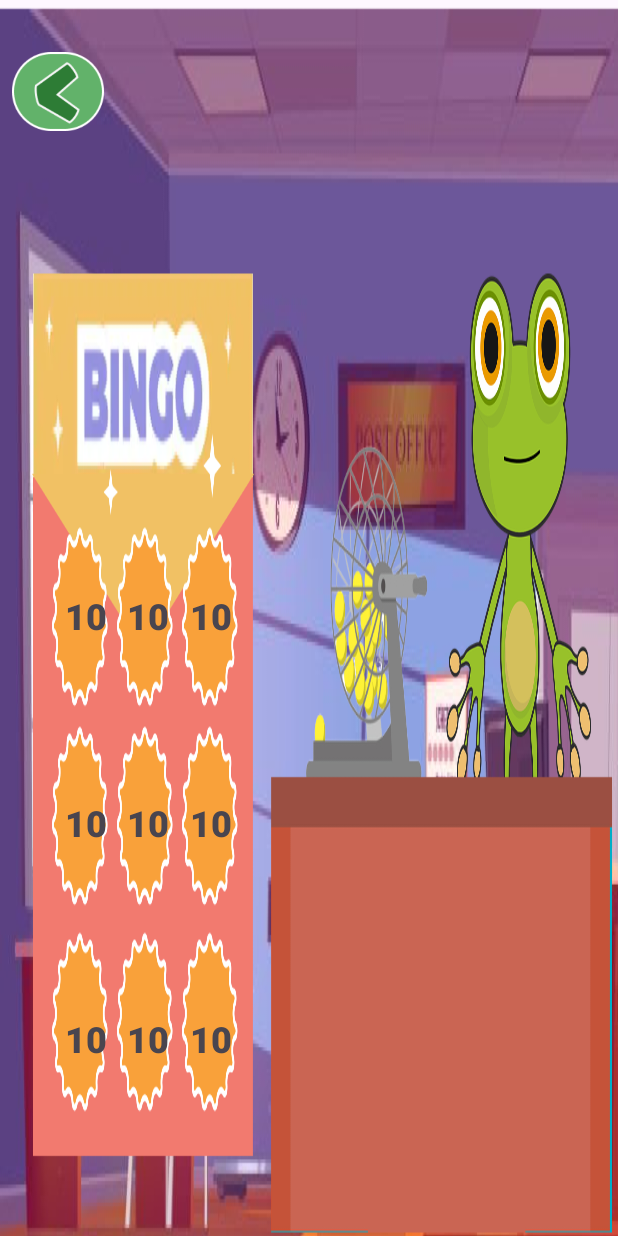
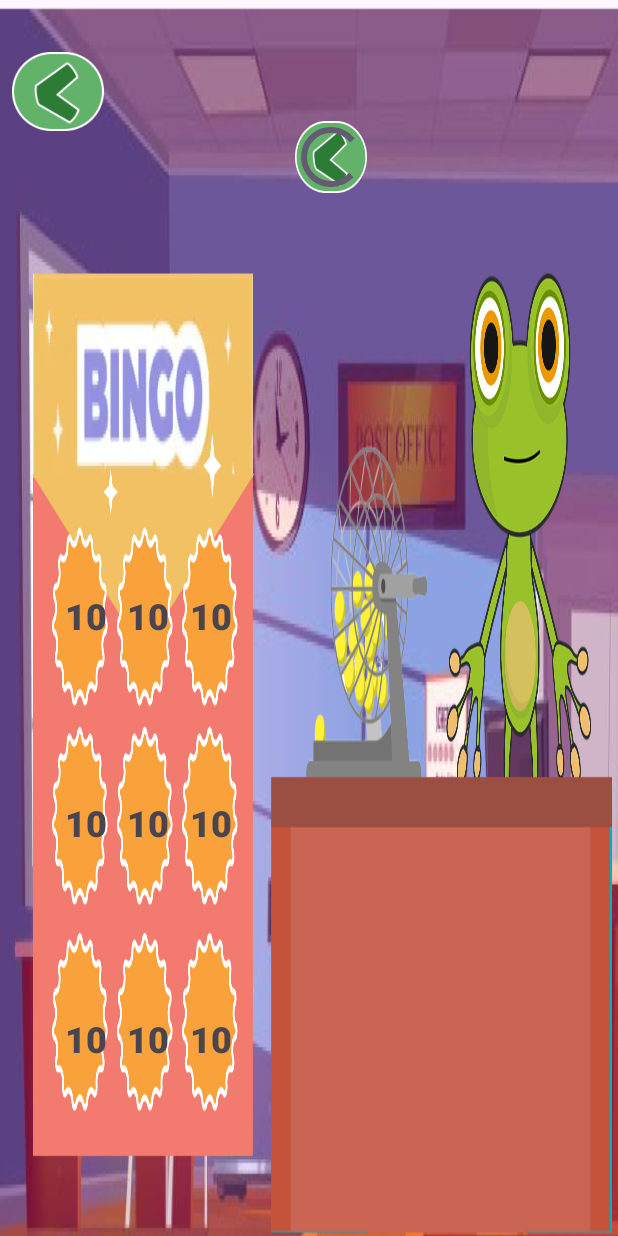
Before and after one commit to codaki/Pry_Proyecto_Final_Primer_Parcial, an Android app: the Bingo screen opened directly, with no data from a screen before it, on a phone screen of 412 x 824 dp. Run offline under Robolectric (Android 15) with nearby library versions, the phone set to English and light mode, and no system bars; 1 statement that could not run was skipped.

Commit message:
Gira el bingo

```diff
--- a/app/src/main/java/com/example/pry_proyecto_final_primer_parcial/Bingo.kt
+++ b/app/src/main/java/com/example/pry_proyecto_final_primer_parcial/Bingo.kt
@@ -2,10 +2,32 @@ package com.example.pry_proyecto_final_primer_parcial
 
 import androidx.appcompat.app.AppCompatActivity
 import android.os.Bundle
+import android.os.Handler
+import android.view.View
+import android.view.animation.AnimationUtils
+import android.widget.ImageView
+import android.widget.ProgressBar
 
 class Bingo : AppCompatActivity() {
+    private lateinit var progressBar: ProgressBar
+    private lateinit var imageView: ImageView
     override fun onCreate(savedInstanceState: Bundle?) {
         super.onCreate(savedInstanceState)
         setContentView(R.layout.activity_bingo)
+
+        progressBar = findViewById(R.id.progressBar)
+
+        // Mostrar ProgressBar
+        progressBar.visibility = View.VISIBLE
+
+        // Girar la imagen usando una animación
+        val rotation = AnimationUtils.loadAnimation(this, R.anim.rotate)
+        imageView.startAnimation(rotation)
+
+        // Ocultar el ProgressBar después de 3 segundos
+        Handler().postDelayed({
+            progressBar.visibility = View.GONE
+            imageView.clearAnimation()
+        }, 3000)
     }
 }
--- a/app/src/main/java/com/example/pry_proyecto_final_primer_parcial/MainActivity.kt
+++ b/app/src/main/java/com/example/pry_proyecto_final_primer_parcial/MainActivity.kt
@@ -2,11 +2,16 @@ package com.example.pry_proyecto_final_primer_parcial
 
 import androidx.appcompat.app.AppCompatActivity
 import android.os.Bundle
+import android.widget.Button
 
 class MainActivity : AppCompatActivity() {
+
+    lateinit var bingo:Button
+    lateinit var memoria:Button
     override fun onCreate(savedInstanceState: Bundle?) {
         super.onCreate(savedInstanceState)
         setContentView(R.layout.activity_main)
 
+        bingo = findViewById(R.id.BotonBingo)
     }
 }
--- a/app/src/main/java/com/example/pry_proyecto_final_primer_parcial/Memoria.kt
+++ b/app/src/main/java/com/example/pry_proyecto_final_primer_parcial/Memoria.kt
@@ -4,8 +4,10 @@ import androidx.appcompat.app.AppCompatActivity
 import android.os.Bundle
 
 class Memoria : AppCompatActivity() {
+
     override fun onCreate(savedInstanceState: Bundle?) {
         super.onCreate(savedInstanceState)
         setContentView(R.layout.activity_memoria)
+
     }
 }
--- /dev/null
+++ b/app/src/main/res/anim/rotate.xml
@@ -0,0 +1,10 @@
+<!-- res/anim/rotate.xml -->
+<rotate
+    xmlns:android="http://schemas.android.com/apk/res/android"
+    android:duration="3000"
+    android:fromDegrees="0"
+    android:interpolator="@android:anim/linear_interpolator"
+    android:pivotX="50%"
+    android:pivotY="50%"
+    android:repeatCount="infinite"
+    android:toDegrees="360" />
--- a/app/src/main/res/layout/activity_bingo.xml
+++ b/app/src/main/res/layout/activity_bingo.xml
@@ -154,5 +154,19 @@
         app:layout_constraintTop_toTopOf="parent"
         app:layout_constraintVertical_bias="0.498" />
 
+    <ProgressBar
+        android:id="@+id/progressBar"
+        style="?android:attr/progressBarStyle"
+        android:layout_width="wrap_content"
+        android:layout_height="wrap_content"
+        android:layout_centerInParent="true"
+        android:background="@drawable/botonregresar"
+        app:layout_constraintBottom_toBottomOf="parent"
+        app:layout_constraintEnd_toEndOf="parent"
+        app:layout_constraintHorizontal_bias="0.541"
+        app:layout_constraintStart_toStartOf="parent"
+        app:layout_constraintTop_toTopOf="parent"
+        app:layout_constraintVertical_bias="0.104" />
+
 
 </androidx.constraintlayout.widget.ConstraintLayout>
```
